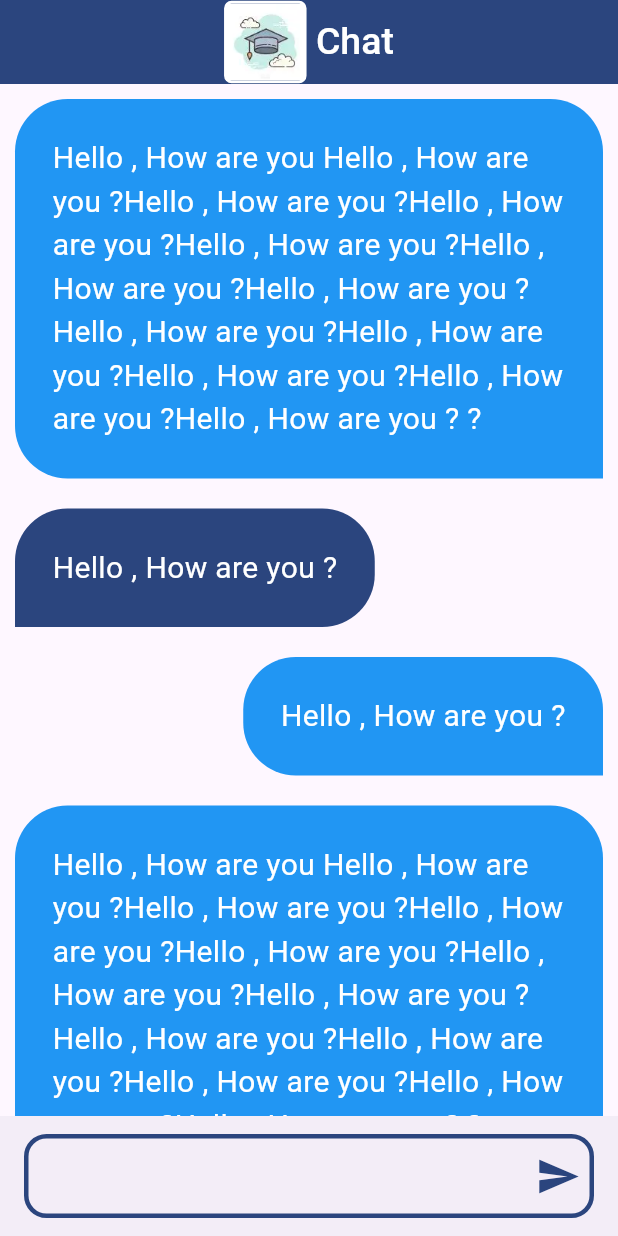
After one commit to ahmdes/chat_app, a Flutter app: the ChatPage screen opened by its route, on a phone screen of 412 x 824 dp. The commit adds this screen. Run offline on Flutter 3.47's test engine with Material 3 defaults, Android fonts, the phone set to English and light mode, and no system bars; our stand-ins replace cloud_firestore, firebase_auth, firebase_core, google_fonts, modal_progress_hud_nsn; accounts and stored records are empty.

Commit message:
i finished from chat ui

```diff
--- a/lib/Behaviour/Constants/colors_constants.dart
+++ b/lib/Behaviour/Constants/colors_constants.dart
@@ -1,8 +1,7 @@
-import 'dart:ui';
-
 import 'package:flutter/material.dart';
 
 class ColorsConstants {
   static const Color kPrimaryColor = Color(0xff2b457e);
-  static const Color white = Colors.white;
+  static const Color kWhite = Colors.white;
+  static const Color kBlue = Colors.blue;
 }
--- /dev/null
+++ b/lib/Behaviour/Constants/images.dart
@@ -0,0 +1,3 @@
+class ChatImages {
+  static const String kChatImage = "assets/images/scholar_chat_app_icon.webp";
+}
--- a/lib/Behaviour/Constants/utilies.dart
+++ b/lib/Behaviour/Constants/utilies.dart
@@ -9,4 +9,6 @@ class Utilies {
       context,
     ).showSnackBar(SnackBar(content: Text(message)));
   }
+
+  static const chatBubbleCollection = "message";
 }
--- a/lib/presentation/Views/Authentication/sign_in.dart
+++ b/lib/presentation/Views/Authentication/sign_in.dart
@@ -2,6 +2,7 @@ import 'package:chat_app/Behaviour/Constants/colors_constants.dart';
 import 'package:chat_app/Behaviour/Constants/utilies.dart';
 import 'package:chat_app/Behaviour/Constants/validation.dart';
 import 'package:chat_app/presentation/Views/Authentication/sign_up.dart';
+import 'package:chat_app/presentation/Views/Chat/chat_page.dart';
 import 'package:chat_app/presentation/Widgets/build_elevated_button.dart';
 import 'package:chat_app/presentation/Widgets/build_text_form_field.dart';
 import 'package:firebase_auth/firebase_auth.dart';
@@ -10,7 +11,7 @@ import 'package:google_fonts/google_fonts.dart';
 import 'package:modal_progress_hud_nsn/modal_progress_hud_nsn.dart';
 
 class SignIn extends StatefulWidget {
-  SignIn({super.key});
+  const SignIn({super.key});
   static const String id = "SignIn";
 
   @override
@@ -77,6 +78,7 @@ class _SignInState extends State<SignIn> {
                         validator: (data) {
                           return Validation.emailValidation(data);
                         },
+                        bordersColor: ColorsConstants.kWhite,
                       ),
                       SizedBox(height: 15),
                       BuildTextFormField(
@@ -87,6 +89,7 @@ class _SignInState extends State<SignIn> {
                         validator: (data) {
                           return Validation.passwordValidation(data);
                         },
+                        bordersColor: ColorsConstants.kWhite,
                       ),
                       SizedBox(height: 35),
                       BuildElevatedButton(
@@ -97,18 +100,17 @@ class _SignInState extends State<SignIn> {
                             setState(() {});
                             try {
                               await signingInUser();
-                              Utilies.showSnackBar(
-                                context: context,
-                                message: 'Success',
-                              );
+                              Navigator.pushNamed(context, ChatPage.id);
                             } on FirebaseAuthException catch (e) {
                               if (e.code == 'user-not-found') {
                                 Utilies.showSnackBar(
+                                  // ignore: use_build_context_synchronously
                                   context: context,
                                   message: 'User Not Found',
                                 );
                               } else if (e.code == 'wrong-password') {
                                 Utilies.showSnackBar(
+                                  // ignore: use_build_context_synchronously
                                   context: context,
                                   message: 'Wrong Password',
                                 );
--- a/lib/presentation/Views/Authentication/sign_up.dart
+++ b/lib/presentation/Views/Authentication/sign_up.dart
@@ -1,6 +1,7 @@
 import 'package:chat_app/Behaviour/Constants/colors_constants.dart';
 import 'package:chat_app/Behaviour/Constants/utilies.dart';
 import 'package:chat_app/Behaviour/Constants/validation.dart';
+import 'package:chat_app/presentation/Views/Chat/chat_page.dart';
 import 'package:chat_app/presentation/Widgets/build_elevated_button.dart';
 import 'package:chat_app/presentation/Widgets/build_text_form_field.dart';
 import 'package:firebase_auth/firebase_auth.dart';
@@ -9,7 +10,7 @@ import 'package:google_fonts/google_fonts.dart';
 import 'package:modal_progress_hud_nsn/modal_progress_hud_nsn.dart';
 
 class SignUp extends StatefulWidget {
-  SignUp({super.key});
+  const SignUp({super.key});
   static const String id = "SignUp";
 
   @override
@@ -25,7 +26,7 @@ class _SignUpState extends State<SignUp> {
   Widget build(BuildContext context) {
     return ModalProgressHUD(
       inAsyncCall: isLoading,
-      color: ColorsConstants.white,
+      color: ColorsConstants.kWhite,
       child: Scaffold(
         backgroundColor: ColorsConstants.kPrimaryColor,
         body: Form(
@@ -73,6 +74,7 @@ class _SignUpState extends State<SignUp> {
                         validator: (data) {
                           return Validation.emailValidation(data);
                         },
+                        bordersColor: ColorsConstants.kWhite,
                       ),
                       SizedBox(height: 15),
                       BuildTextFormField(
@@ -83,6 +85,7 @@ class _SignUpState extends State<SignUp> {
                         validator: (data) {
                           return Validation.passwordValidation(data);
                         },
+                        bordersColor: ColorsConstants.kWhite,
                       ),
                       SizedBox(height: 35),
                       BuildElevatedButton(
@@ -93,18 +96,17 @@ class _SignUpState extends State<SignUp> {
                             setState(() {});
                             try {
                               await signingUpUser();
-                              Utilies.showSnackBar(
-                                context: context,
-                                message: "Success",
-                              );
+                              Navigator.pushNamed(context, ChatPage.id);
                             } on FirebaseAuthException catch (e) {
                               if (e.code == 'weak-password') {
                                 Utilies.showSnackBar(
+                                  // ignore: use_build_context_synchronously
                                   context: context,
                                   message: "Weak Password",
                                 );
                               } else if (e.code == 'email-already-in-use') {
                                 Utilies.showSnackBar(
+                                  // ignore: use_build_context_synchronously
                                   context: context,
                                   message: "Email Already In Use",
                                 );
--- /dev/null
+++ b/lib/presentation/Views/Chat/chat_page.dart
@@ -0,0 +1,90 @@
+import 'package:chat_app/Behaviour/Constants/colors_constants.dart';
+import 'package:chat_app/Behaviour/Constants/images.dart';
+import 'package:chat_app/Behaviour/Constants/utilies.dart';
+import 'package:chat_app/presentation/Views/Chat/widgets/chat_bubble.dart';
+import 'package:chat_app/presentation/Widgets/build_text_form_field.dart';
+import 'package:cloud_firestore/cloud_firestore.dart';
+import 'package:flutter/material.dart';
+
+class ChatPage extends StatefulWidget {
+  const ChatPage({super.key});
+  static const String id = "Chat Page";
+  @override
+  State<ChatPage> createState() => _ChatPageState();
+}
+
+class _ChatPageState extends State<ChatPage> {
+  CollectionReference messages = FirebaseFirestore.instance.collection(
+    Utilies.chatBubbleCollection,
+  );
+  @override
+  Widget build(BuildContext context) {
+    return Scaffold(
+      appBar: AppBar(
+        automaticallyImplyLeading: false,
+        backgroundColor: ColorsConstants.kPrimaryColor,
+        title: Row(
+          mainAxisAlignment: MainAxisAlignment.center,
+          children: [
+            SizedBox(
+              height: 55,
+              width: 55,
+              child: Container(
+                decoration: BoxDecoration(
+                  border: Border.all(width: 2, color: ColorsConstants.kWhite),
+                  borderRadius: BorderRadius.circular(5),
+                ),
+                child: Image.asset(ChatImages.kChatImage),
+              ),
+            ),
+            Text(
+              " Chat",
+              style: TextStyle(
+                color: ColorsConstants.kWhite,
+                fontSize: 25,
+                fontWeight: FontWeight.w500,
+              ),
+            ),
+          ],
+        ),
+        centerTitle: true,
+      ),
+      body: ListView(
+        children: [
+          ChatBubble(
+            data:
+                "Hello , How are you Hello , How are you ?Hello , How are you ?Hello , How are you ?Hello , How are you ?Hello , How are you ?Hello , How are you ?Hello , How are you ?Hello , How are you ?Hello , How are you ?Hello , How are you ?Hello , How are you ? ?",
+            bubbleType: "right",
+          ),
+          ChatBubble(data: "Hello , How are you ?", bubbleType: "left"),
+          ChatBubble(data: "Hello , How are you ?", bubbleType: "right"),
+          ChatBubble(
+            data:
+                "Hello , How are you Hello , How are you ?Hello , How are you ?Hello , How are you ?Hello , How are you ?Hello , How are you ?Hello , How are you ?Hello , How are you ?Hello , How are you ?Hello , How are you ?Hello , How are you ?Hello , How are you ? ?",
+            bubbleType: "right",
+          ),
+          ChatBubble(data: "Hello , How are you ?", bubbleType: "left"),
+          ChatBubble(data: "Hello , How are you ?", bubbleType: "right"),
+        ],
+      ),
+      bottomNavigationBar: BottomAppBar(
+        child: BuildTextFormField(
+          hintText: "Send Message",
+          labelText: "",
+          onChanged: (data) {},
+          bordersColor: ColorsConstants.kPrimaryColor,
+          suffixIcon: IconButton(
+            onPressed: () {
+              messages.add({"message": "hello i am ahmed "});
+            },
+            icon: Icon(
+              Icons.send,
+              color: ColorsConstants.kPrimaryColor,
+              size: 30,
+            ),
+          ),
+        ),
+      ),
+    );
+  }
+}
--- /dev/null
+++ b/lib/presentation/Views/Chat/widgets/chat_bubble.dart
@@ -0,0 +1,39 @@
+import 'package:chat_app/Behaviour/Constants/colors_constants.dart';
+import 'package:flutter/material.dart';
+
+class ChatBubble extends StatelessWidget {
+  const ChatBubble({super.key, required this.data, required this.bubbleType});
+  final String data;
+  final String bubbleType;
+  @override
+  Widget build(BuildContext context) {
+    return Align(
+      alignment:
+          bubbleType == "right" ? Alignment.centerRight : Alignment.centerLeft,
+      child: Container(
+        margin: EdgeInsets.all(10),
+        padding: EdgeInsets.all(25),
+        decoration: BoxDecoration(
+          color:
+              bubbleType == "right"
+                  ? ColorsConstants.kBlue
+                  : ColorsConstants.kPrimaryColor,
+          borderRadius: BorderRadius.only(
+            topLeft: Radius.circular(35),
+            topRight: Radius.circular(35),
+            bottomLeft: Radius.circular(bubbleType == "right" ? 35 : 0),
+            bottomRight: Radius.circular(bubbleType == "right" ? 0 : 35),
+          ),
+        ),
+        child: Text(
+          data,
+          style: TextStyle(
+            color: ColorsConstants.kWhite,
+            fontSize: 20,
+            fontWeight: FontWeight.w400,
+          ),
+        ),
+      ),
+    );
+  }
+}
--- a/lib/presentation/Widgets/build_text_form_field.dart
+++ b/lib/presentation/Widgets/build_text_form_field.dart
@@ -5,31 +5,39 @@ class BuildTextFormField extends StatelessWidget {
     super.key,
     required this.labelText,
     required this.onChanged,
+    required this.bordersColor,
+    this.suffixIcon,
     this.validator,
+    this.hintText,
   });
   final String labelText;
   final Function(String)? onChanged;
   final String? Function(String?)? validator;
+  final Color bordersColor;
+  final Widget? suffixIcon;
+  final String? hintText;
   @override
   Widget build(BuildContext context) {
     return TextFormField(
       validator: validator,
       onChanged: onChanged,
-      style: TextStyle(fontSize: 20, color: Colors.white),
+      style: TextStyle(fontSize: 20, color: bordersColor),
       decoration: InputDecoration(
+        suffixIcon: suffixIcon,
         labelText: labelText,
-        labelStyle: TextStyle(color: Colors.white, fontSize: 20),
+        hintText: hintText,
+        labelStyle: TextStyle(color: bordersColor, fontSize: 20),
         focusedBorder: OutlineInputBorder(
           borderRadius: BorderRadius.circular(15),
-          borderSide: BorderSide(width: 3, color: Colors.white),
+          borderSide: BorderSide(width: 3, color: bordersColor),
         ),
         disabledBorder: OutlineInputBorder(
           borderRadius: BorderRadius.circular(15),
-          borderSide: BorderSide(width: 3, color: Colors.white),
+          borderSide: BorderSide(width: 3, color: bordersColor),
         ),
         enabledBorder: OutlineInputBorder(
           borderRadius: BorderRadius.circular(15),
-          borderSide: BorderSide(width: 3, color: Colors.white),
+          borderSide: BorderSide(width: 3, color: bordersColor),
         ),
       ),
     );
--- a/lib/presentation/chat_app.dart
+++ b/lib/presentation/chat_app.dart
@@ -1,5 +1,6 @@
 import 'package:chat_app/presentation/Views/Authentication/sign_in.dart';
 import 'package:chat_app/presentation/Views/Authentication/sign_up.dart';
+import 'package:chat_app/presentation/Views/Chat/chat_page.dart';
 import 'package:flutter/material.dart';
 
 class ChatApp extends StatelessWidget {
@@ -12,6 +13,7 @@ class ChatApp extends StatelessWidget {
       routes: {
         SignUp.id: (context) => SignUp(),
         SignIn.id: (context) => SignIn(),
+        ChatPage.id: (context) => ChatPage(),
       },
     );
   }
--- a/pubspec.yaml
+++ b/pubspec.yaml
@@ -38,6 +38,7 @@ dependencies:
   firebase_core: ^4.2.1
   firebase_auth: ^6.1.2
   modal_progress_hud_nsn: ^0.5.1
+  cloud_firestore: ^6.1.0
 
 dev_dependencies:
   flutter_test:
```
Also changed, not shown: pubspec.lock, 3 other files.
